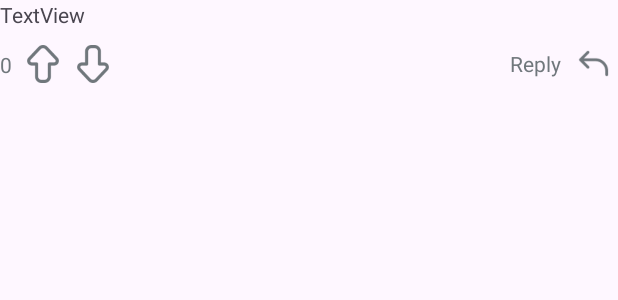
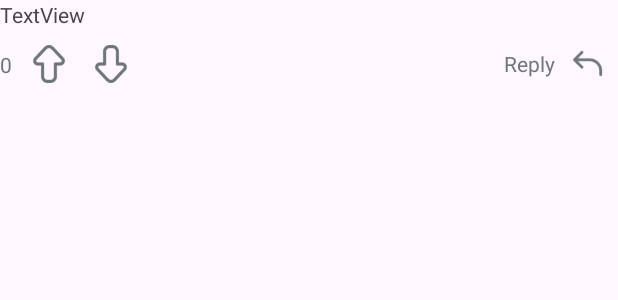
Before and after one commit to Diffyyy/Guery-Android, an Android app: the layout post_footer_layout.xml on its own in the app's theme, with its tools: preview values and no code run, on a phone screen of 412 x 824 dp. Shown: the top 300 px of the screen. Run offline under Robolectric (Android 15) with nearby library versions, the phone set to English and light mode, and no system bars.

Commit message:
Increased Spacing in Up and Downvote

```diff
--- a/app/src/main/res/layout/fragment_createpost.xml
+++ b/app/src/main/res/layout/fragment_createpost.xml
@@ -114,7 +114,7 @@
         android:layout_marginEnd="24dp"
         android:layout_marginBottom="24dp"
         android:adjustViewBounds="true"
-        android:background="@color/attachmentBackground"
+        android:background="@color/standard_background"
         android:visibility="invisible"
         app:layout_constraintBottom_toTopOf="@+id/ib_add_img"
         app:layout_constraintEnd_toEndOf="parent"
--- a/app/src/main/res/layout/post_engagement_bar.xml
+++ b/app/src/main/res/layout/post_engagement_bar.xml
@@ -33,7 +33,7 @@
             android:id="@+id/post_upvote_btn"
             android:layout_width="0dp"
             android:layout_height="wrap_content"
-            android:layout_marginStart="8dp"
+            android:layout_marginStart="12dp"
             android:adjustViewBounds="true"
 
             android:background="?android:attr/selectableItemBackground"
@@ -50,7 +50,7 @@
             android:id="@+id/post_downvote_btn"
             android:layout_width="wrap_content"
             android:layout_height="wrap_content"
-            android:layout_marginStart="8dp"
+            android:layout_marginStart="16dp"
             android:adjustViewBounds="true"
             android:background="?android:attr/selectableItemBackground"
             android:cropToPadding="true"
@@ -95,6 +95,7 @@
             android:id="@+id/post_reply_iv"
             android:layout_width="wrap_content"
             android:layout_height="0dp"
+            android:layout_marginEnd="4dp"
             android:adjustViewBounds="true"
             android:background="?android:attr/selectableItemBackground"
             android:cropToPadding="true"
```
